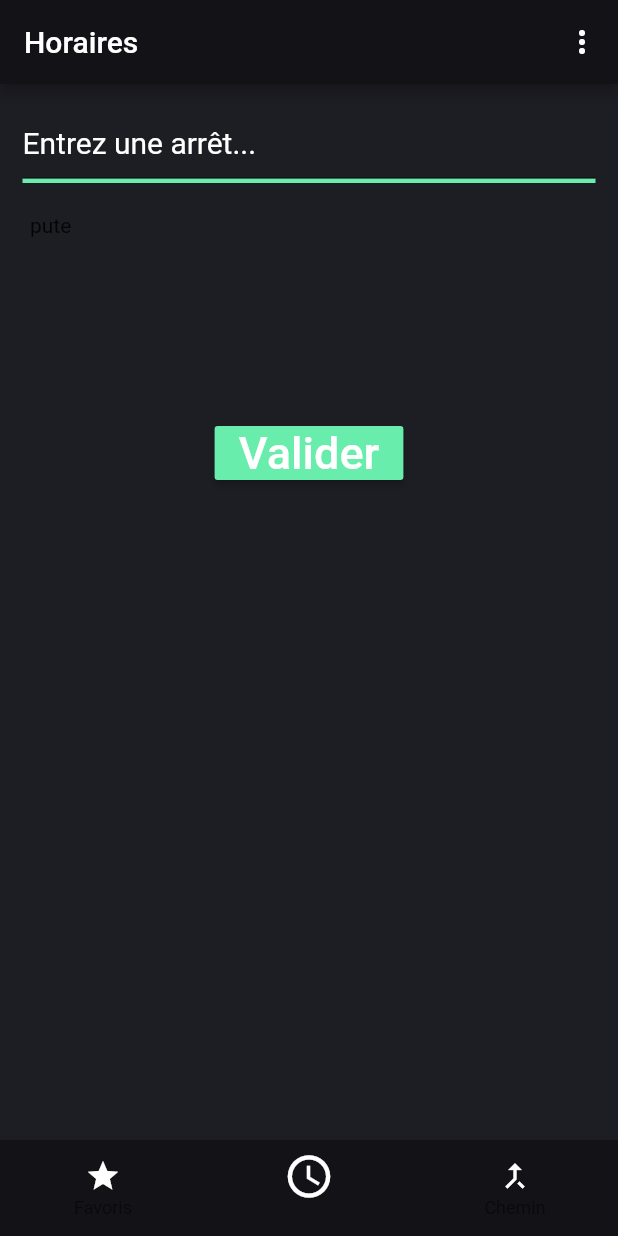
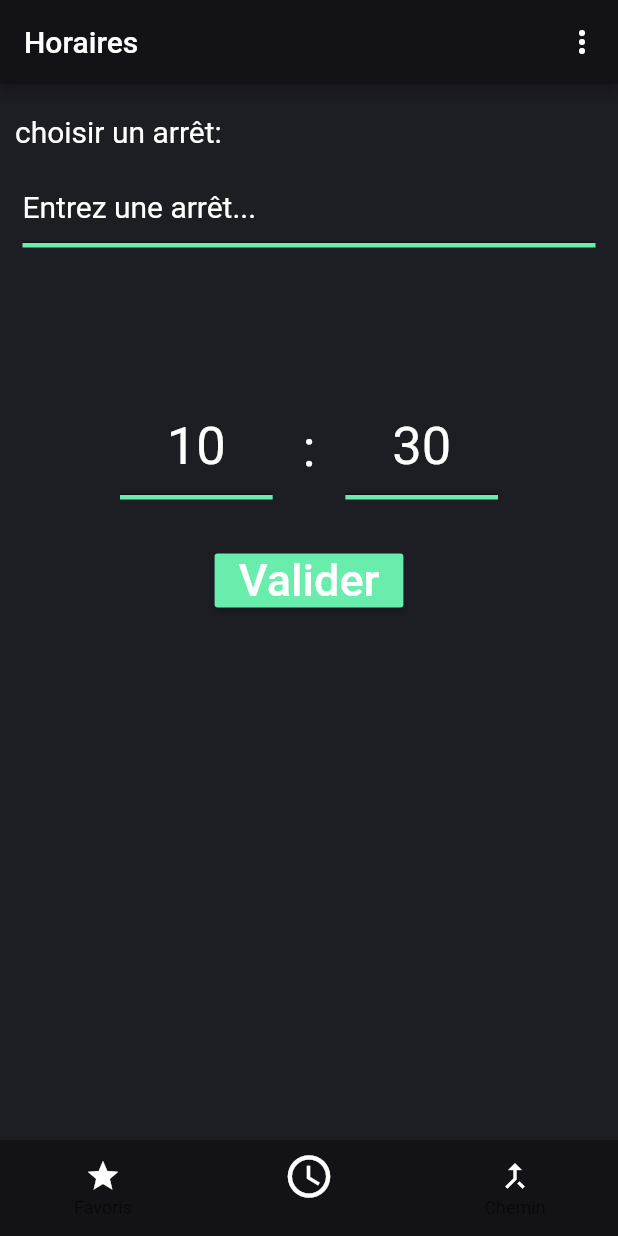
Before and after one commit to mezzLMC/ctsApp-flutter, a Flutter app: the screen it shows after launch, item 2 of the bottom bar chosen, on a phone screen of 412 x 824 dp. Run offline on Flutter 3.47's test engine with Material 2 defaults, Android fonts, the phone set to English and light mode, and no system bars.

Commit message:
too much

```diff
--- a/lib/SchedulePage.dart
+++ b/lib/SchedulePage.dart
@@ -1,87 +1,128 @@
-import 'package:flutter/material.dart';
-import 'package:flutter/services.dart' show rootBundle;
+import 'package:flutter/material.dart'; //ignore: unused_import
+import 'package:flutter/services.dart' show rootBundle; //ignore: unused_import
 import 'package:http/http.dart' as http; //ignore: unused_import
+//import 'package:fluttertoast/fluttertoast.dart';
 import 'dart:convert'; //ignore: unused_import
 import 'dart:async'; //ignore: unused_import
 import 'dart:io'; //ignore: unused_import
 
-var subColor = const Color(0xff68EDAC);
+String token = "14df45e6-40b1-4d94-bce2-0535fcdb1c42";
 
-class OccurenceListView extends StatefulWidget {
-  final String arretData;
-  const OccurenceListView ({ Key key, this.arretData }): super(key: key);
-  _OccurenceListViewState createState() => _OccurenceListViewState();
+String capitalize(str) {
+  return "${str[0].toUpperCase()}${str.substring(1)}";
 }
 
-class _OccurenceListViewState extends State<OccurenceListView> {
+String formatTime(hours, minutes) {
+  var now = new DateTime.now();
+  var date = now.year.toString() + "-" + now.month.toString() + "-" + now.day.toString();
+  String str;
+  str = date + "T" + hours + "%3A" + minutes + "%3A00%2B01%3A00";
+  return str;
+}
 
-  List<Widget> occurrence = [
-    Text("pute")
-  ];
 
-  Widget build(BuildContext context, ) {
-
-    rootBundle.loadString("assets/StopNames.json").then((value){
-      var json = jsonDecode(value);
-      var stopNames = json.keys.toList();
-      for(var arret in stopNames){
-        occurrence.add(arret);
+class Minutes {
+  String build() {
+    var minutes = new DateTime.now().minute.toString();
+    if (minutes.length != 2) {
+      minutes = "0" + minutes;
     }
-    });
-
-    return ListView(
-      shrinkWrap: true,
-      padding: const EdgeInsets.all(20.0),
-      children: occurrence,
-    );
+    return minutes;
   }
 }
+
+class Hours {
+  String build() {
+    var heure = new DateTime.now().hour.toString();
+    if (heure.length != 2) {
+      heure = "0" + heure;
+    }
+    return heure;
+  }
+}
+
+var subColor = const Color(0xff68EDAC);
 
 class SchedulePage extends StatefulWidget {
   @override
   SchedulePageState createState() => SchedulePageState();
 }
 
-  final arretData = TextEditingController();
-
 class SchedulePageState extends State<SchedulePage> {
+  FocusNode arretInputFocus;
+  bool isSearching = true;
+  bool isfocusable = true;
+  var occurenceList = [];
+  var hour = Hours().build();
+  var minutes = Minutes().build();
   var background = const Color(0xff22222D);
   var now = new DateTime.now();
   final data = {};
   final minutesData = TextEditingController();
   final heuresData = TextEditingController();
+  final arretData = TextEditingController();
   var bottomBorder = new Border(
       top: BorderSide(width: 0.0, color: Colors.transparent),
       left: BorderSide(width: 0.0, color: Colors.transparent),
       right: BorderSide(width: 0.0, color: Colors.transparent),
       bottom: BorderSide(width: 3.0, color: subColor));
 
-  List<Widget> occurrence = [
-  ];
+  var arretLabel = Text("choisir un arrêt:",
+      textAlign: TextAlign.left,
+      style: TextStyle(fontSize: 20.0, color: Colors.white));
 
-  var occurenceList;
-  //rootBundle.loadString("StopNames.json")
+  void initState() {
+    super.initState();
+    arretInputFocus = FocusNode();
+  }
+
   _onValidation() {
-    rootBundle.loadString("assets/StopNames.json")
-    .then((value) {
+    String choosenHour;
+    String choosenMinute;
+    String arret = arretData.text;
+    if (heuresData.text != "") {
+      choosenHour = heuresData.text;
+    } else {
+      choosenHour = hour;
+    }
+    if (minutesData.text != "") {
+      choosenMinute = minutesData.text;
+    } else {
+      choosenMinute = minutes;
+    }
+    rootBundle.loadString("assets/StopNames.json").then((value) {
+      var json = jsonDecode(value);
+      var stopCode = json[arret];
+      var time = formatTime(choosenHour, choosenMinute);
+      showDialog(
+          context: context,
+          builder: (BuildContext context) {
+            return AlertDialog(
+              title: Text(time),
+              content: Text(stopCode.toString()),
+            );
+          },
+        );
+      String link = "https://api.cts-strasbourg.eu/v1/siri/2.0/stop-monitoring?MonitoringRef="+stopCode+"&MonitoringRef=&StartTime="+time;
+      http.get(link,headers:{HttpHeaders.authorizationHeader: "Basic MTRkZjQ1ZTYtNDBiMS00ZDk0LWJjZTItMDUzNWZjZGIxYzQy"}).then((response) {
+      print(response.body);
+      });
+    });
+  }
+
+  _onStopNameUpdate() {
+    List newL = [];
+    rootBundle.loadString("assets/StopNames.json").then((value) {
       var json = jsonDecode(value);
       var l = json.keys.toList();
       for (var prop in l) {
-      occurrence.add(Text(prop));
+        if (prop.contains(arretData.text)) {
+          newL.add(prop);
+        }
       }
       setState(() {
-     occurenceList = ListView(
-      shrinkWrap: true,
-      children: occurrence,
-    );
+        occurenceList = newL;
       });
-   l = occurrence.toString();
-   showDialog(
-      context: context,
-      builder: (BuildContext context) {
-        return AlertDialog(title: Text("My title"),content: Text(l),);
-      },
-    );
     });
   }
 
@@ -96,61 +137,34 @@ class SchedulePageState extends State<SchedulePage> {
       isSearching = true;
     });
   }
-
-  bool isSearching = false;
-
   Widget build(BuildContext context) {
-    arretData.addListener(_onValidation);
-    var arretLabel = Text("choisir un arrêt:",
-        textAlign: TextAlign.left,
-        style: TextStyle(fontSize: 20.0, color: Colors.white));
-    var arretInput = Expanded(
-        child: Container(
-      decoration: BoxDecoration(border: bottomBorder),
+    arretData.addListener(_onStopNameUpdate);
+    var arretInput = Expanded(child: Container(decoration: BoxDecoration(border: bottomBorder),
           child: TextField(
               controller: arretData,
+              focusNode: arretInputFocus,
               onTap: _onSearch,
               onSubmitted: _noSearch,
-        decoration: InputDecoration(
-            hintText: "Entrez une arrêt...",
-            hintStyle: TextStyle(color: Colors.white)),
+              decoration: InputDecoration(hintText: "Entrez une arrêt...",hintStyle: TextStyle(color: Colors.white)),
               style: TextStyle(fontSize: 20.0),
               textAlign: TextAlign.left,
-      ),
-    ));
-
-    var hour = now.hour.toString();
-    var minutes = now.minute.toString();
-    if (minutes.length != 2) {
-      minutes = "0" + minutes;
-    }
-    if (hour.length != 2) {
-      hour = "0" + hour;
-    }
+            )));
 
     var hourInput = Expanded(
-        child: Container(
-      decoration: BoxDecoration(border: bottomBorder),
+        child: Container(decoration: BoxDecoration(border: bottomBorder),
             child: TextField(
               controller: heuresData,
-        decoration: InputDecoration(
-            hintText: hour, hintStyle: TextStyle(color: Colors.white)),
-        style: TextStyle(fontSize: 35.0),
+              decoration: InputDecoration(hintText: hour, hintStyle: TextStyle(color: Colors.white)),
+              style: TextStyle(fontSize: 35.0, color: Colors.white),
               textAlign: TextAlign.center,
-      ),
-    ));
+            )));
 
-    var doublePoint = Container(
-        child:
-            Text(":", style: TextStyle(fontSize: 35.0, color: Colors.white)));
+    var doublePoint = Container(child:Text(":", style: TextStyle(fontSize: 35.0, color: Colors.white)));
 
-    var minutInput = Expanded(
-        child: Container(
-      decoration: BoxDecoration(border: bottomBorder),
+    var minutInput = Expanded(child: Container(decoration: BoxDecoration(border: bottomBorder),
       child: TextField(
           controller: minutesData,
-          decoration: InputDecoration(
-              hintText: minutes, hintStyle: TextStyle(color: Colors.white)),
+          decoration: InputDecoration(hintText: minutes, hintStyle: TextStyle(color: Colors.white)),
           style: TextStyle(fontSize: 35.0),
           textAlign: TextAlign.center),
     ));
@@ -158,55 +172,53 @@ class SchedulePageState extends State<SchedulePage> {
     var validerButton = RaisedButton(
         onPressed: _onValidation,
         color: subColor,
-        child: Container(
-            child: Text("Valider",
-                style: TextStyle(fontSize: 30.0, color: Colors.white))));
+        child: Container(child: Text("Valider",style: TextStyle(fontSize: 30.0, color: Colors.white))
+    ));
 
-    return Container(
+    var occurenceWidget = ListView.builder(
+      itemCount: occurenceList.length,
+      scrollDirection: Axis.vertical,
+      shrinkWrap: true,
+      itemBuilder: (context, index) => RaisedButton(child: Text(occurenceList[index],style: TextStyle(color: Colors.white, backgroundColor: background)),
+        onPressed: () {
+          arretData.text = occurenceList[index];
+          arretInputFocus.unfocus();
+          _noSearch("");
+        },
+      ),
+    );
+
+    var menu = Container(
       decoration: BoxDecoration(color: Color(0xff1d1d24)),
       child: Column(children: [
-        Visibility(child: SizedBox(height: 20.0),visible: isSearching,),
-        Visibility(child: Row(children: [SizedBox(width: 10.0), arretLabel]),visible: isSearching,),
+        Visibility(child: SizedBox(height: 20.0), visible: isSearching),
+        Visibility(child: Row(children: [SizedBox(width: 10.0), arretLabel]),visible: isSearching),
         Row(children: [SizedBox(height: 15.0)]),
         Row(children: [SizedBox(width: 15.0),arretInput,SizedBox(width: 15.0)]),
-        Visibility(child: OccurenceListView(arretData: "Elm"),visible: !isSearching),
+        Visibility(child: Expanded(child: occurenceWidget), visible: !isSearching),
         Row(children: [SizedBox(height: 100.0)]),
-        Visibility(
-            visible: isSearching,
-            child: Row(children: [
-              SizedBox(width: 80.0),
-              hourInput,
-              SizedBox(width: 20.0),
-              doublePoint,
-              SizedBox(width: 20.0),
-              minutInput,
-              SizedBox(width: 80.0)
-            ])),
-        Visibility(
-          child: SizedBox(height: 30.0),
-          visible: isSearching,
-        ),
-        Visibility(
-          child: validerButton,
-          visible: !isSearching,
-        ),
+        Visibility(visible: isSearching,child: Row(children: [SizedBox(width: 80.0), hourInput,SizedBox(width: 20.0),doublePoint,SizedBox(width: 20.0),minutInput,SizedBox(width: 80.0)])),
+        Visibility(child: SizedBox(height: 30.0), visible: isSearching),
+        Visibility(child: validerButton, visible: isSearching),
       ]),
     );
+    var result = ListView.builder(
+      itemCount: occurenceList.length,
+      scrollDirection: Axis.vertical,
+      shrinkWrap: true,
+      itemBuilder: (context, index) => RaisedButton(child: Text(occurenceList[index],style: TextStyle(color: Colors.white, backgroundColor: background)),
+        onPressed: () {
+          arretData.text = occurenceList[index];
+          arretInputFocus.unfocus();
+          _noSearch("");
+        },
+      ),
+    );
+
+    return menu;
   }
 }
 /*
-TODO
-import stopNames
-  string de fdp?
-  Future de fdp?
-scrollList/list view
-stopNames: includes arretData? => newList
-
-
-
-
-
-
 showDialog(
       context: context,
       builder: (BuildContext context) {
--- /dev/null
+++ b/lib/test.dart
@@ -0,0 +1,5 @@
+import 'package:http/http.dart' as http;
+
+void main(List<String> args) {
+
+}
--- a/pubspec.yaml
+++ b/pubspec.yaml
@@ -26,6 +26,7 @@ dependencies:
   cupertino_icons: ^0.1.3
   english_words: ^3.1.5
   http: ^0.12.2
+#fluttertoast: ^7.1.1
 
 
 dev_dependencies:
```
Also changed, not shown: 1 other file. Lines whose indentation alone changed are shown as unchanged.
